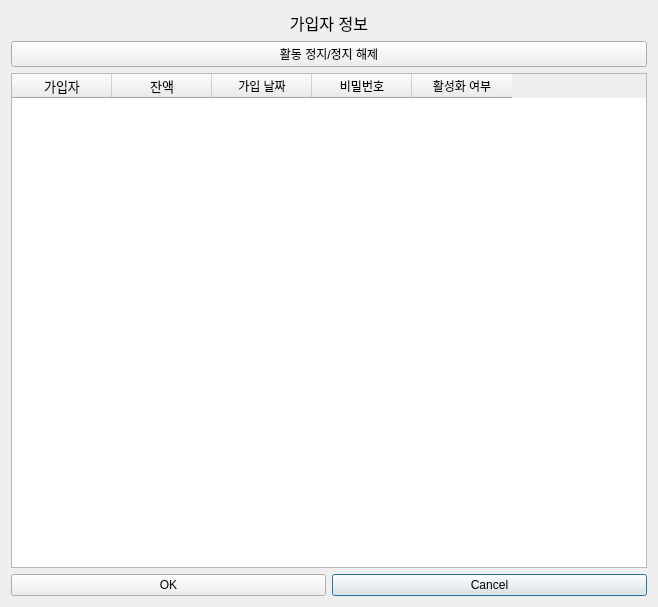
Qt form form/meminfodialog.ui (hyeon-h/QBanker-System) before a commit.
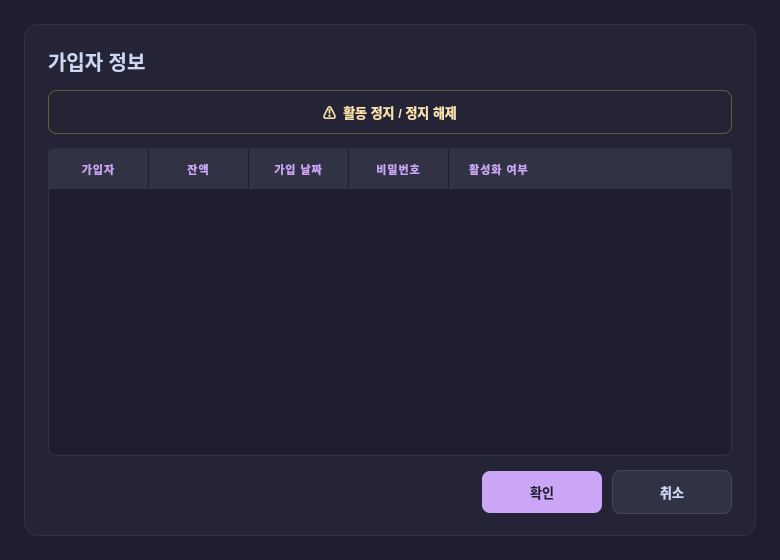
The same form after that commit.

Commit message: develop : UI end

```diff
--- a/form/meminfodialog.ui
+++ b/form/meminfodialog.ui
@@ -6,16 +6,188 @@
    <rect>
     <x>0</x>
     <y>0</y>
-    <width>658</width>
-    <height>607</height>
+    <width>780</width>
+    <height>560</height>
    </rect>
   </property>
+  <property name="minimumSize">
+   <size>
+    <width>640</width>
+    <height>480</height>
+   </size>
+  </property>
   <property name="windowTitle">
-   <string>Dialog</string>
+   <string>가입자 정보</string>
+  </property>
+  <property name="styleSheet">
+   <string notr="true">
+QDialog {
+    background-color: #1e1e2e;
+}
+QWidget {
+    color: #cdd6f4;
+    font-family: &quot;Segoe UI&quot;, &quot;Malgun Gothic&quot;, sans-serif;
+    font-size: 13px;
+}
+QWidget#card {
+    background-color: #242436;
+    border: 1px solid #313244;
+    border-radius: 14px;
+}
+QLabel {
+    color: #a6adc8;
+    font-weight: 500;
+    background: transparent;
+}
+QLabel#label {
+    color: #cdd6f4;
+    font-size: 20px;
+    font-weight: 700;
+    background: transparent;
+}
+/* Buttons */
+QPushButton {
+    background-color: #313244;
+    color: #cdd6f4;
+    border: 1px solid #45475a;
+    border-radius: 8px;
+    padding: 10px 20px;
+    font-weight: 600;
+    min-height: 22px;
+}
+QPushButton:hover {
+    background-color: #45475a;
+    border: 1px solid #cba6f7;
+}
+QPushButton:pressed {
+    background-color: #585b70;
+}
+/* 활동 정지/해제 - 경고성 액션 (오렌지 톤) */
+QPushButton#pushButton_3 {
+    background-color: transparent;
+    color: #f9e2af;
+    border: 1px solid #6e5a3a;
+    font-weight: 600;
+}
+QPushButton#pushButton_3:hover {
+    background-color: #3a3224;
+    border: 1px solid #f9e2af;
+    color: #ffe9b0;
+}
+QPushButton#pushButton_3:pressed {
+    background-color: #4a3f2a;
+}
+/* OK - Primary */
+QPushButton#pushButton {
+    background-color: #cba6f7;
+    color: #1e1e2e;
+    border: none;
+}
+QPushButton#pushButton:hover {
+    background-color: #d9bef8;
+}
+QPushButton#pushButton:pressed {
+    background-color: #b093e8;
+}
+/* Table */
+QTableWidget {
+    background-color: #1e1e2e;
+    alternate-background-color: #242436;
+    color: #cdd6f4;
+    gridline-color: #313244;
+    border: 1px solid #313244;
+    border-radius: 8px;
+    selection-background-color: #cba6f7;
+    selection-color: #1e1e2e;
+    outline: none;
+}
+QTableWidget::item {
+    padding: 6px;
+    border: none;
+}
+QTableWidget::item:selected {
+    background-color: #cba6f7;
+    color: #1e1e2e;
+}
+QHeaderView::section {
+    background-color: #313244;
+    color: #cba6f7;
+    padding: 8px;
+    border: none;
+    border-right: 1px solid #1e1e2e;
+    font-weight: 700;
+    font-size: 11px;
+    letter-spacing: 1px;
+}
+QHeaderView::section:last {
+    border-right: none;
+}
+QHeaderView {
+    background-color: #313244;
+}
+QTableView QTableCornerButton::section {
+    background-color: #313244;
+    border: none;
+}
+QTableCornerButton::section {
+    background-color: #313244;
+    border: none;
+}
+/* Scrollbar */
+QScrollBar:vertical {
+    background: #1e1e2e;
+    width: 10px;
+    margin: 0;
+    border-radius: 5px;
+}
+QScrollBar::handle:vertical {
+    background: #45475a;
+    border-radius: 5px;
+    min-height: 20px;
+}
+QScrollBar::handle:vertical:hover {
+    background: #585b70;
+}
+QScrollBar::add-line:vertical, QScrollBar::sub-line:vertical {
+    height: 0;
+}
+QScrollBar:horizontal {
+    background: #1e1e2e;
+    height: 10px;
+    margin: 0;
+    border-radius: 5px;
+}
+QScrollBar::handle:horizontal {
+    background: #45475a;
+    border-radius: 5px;
+    min-width: 20px;
+}
+QScrollBar::handle:horizontal:hover {
+    background: #585b70;
+}
+QScrollBar::add-line:horizontal, QScrollBar::sub-line:horizontal {
+    width: 0;
+}
+   </string>
   </property>
   <layout class="QVBoxLayout" name="verticalLayout">
+   <property name="leftMargin"><number>24</number></property>
+   <property name="topMargin"><number>24</number></property>
+   <property name="rightMargin"><number>24</number></property>
+   <property name="bottomMargin"><number>24</number></property>
+   <property name="spacing"><number>14</number></property>
+   <item>
+    <widget class="QWidget" name="card" native="true">
+     <layout class="QVBoxLayout" name="cardLayout">
+      <property name="leftMargin"><number>24</number></property>
+      <property name="topMargin"><number>22</number></property>
+      <property name="rightMargin"><number>24</number></property>
+      <property name="bottomMargin"><number>22</number></property>
+      <property name="spacing"><number>14</number></property>
    <item>
     <layout class="QGridLayout" name="gridLayout">
+        <property name="horizontalSpacing"><number>10</number></property>
+        <property name="verticalSpacing"><number>14</number></property>
      <item row="0" column="0" colspan="2">
       <widget class="QLabel" name="label">
        <property name="font">
@@ -27,33 +199,25 @@
         <string>가입자 정보</string>
        </property>
        <property name="alignment">
-        <set>Qt::AlignmentFlag::AlignCenter</set>
-       </property>
-      </widget>
-     </item>
-     <item row="3" column="1">
-      <widget class="QPushButton" name="pushButton_2">
-       <property name="text">
-        <string>Cancel</string>
-       </property>
-      </widget>
-     </item>
-     <item row="3" column="0">
-      <widget class="QPushButton" name="pushButton">
-       <property name="text">
-        <string>OK</string>
+           <set>Qt::AlignmentFlag::AlignLeft|Qt::AlignmentFlag::AlignVCenter</set>
        </property>
       </widget>
      </item>
      <item row="1" column="0" colspan="2">
       <widget class="QPushButton" name="pushButton_3">
        <property name="text">
-        <string>활동 정지/정지 해제</string>
+           <string>⚠  활동 정지 / 정지 해제</string>
+          </property>
+          <property name="cursor">
+           <cursorShape>PointingHandCursor</cursorShape>
        </property>
       </widget>
      </item>
      <item row="2" column="0" colspan="2">
       <widget class="QTableWidget" name="tableWidget">
+          <property name="alternatingRowColors">
+           <bool>true</bool>
+          </property>
        <property name="selectionMode">
         <enum>QAbstractItemView::SelectionMode::SingleSelection</enum>
        </property>
@@ -97,7 +261,51 @@
        </column>
       </widget>
      </item>
-    </layout>
+        <item row="3" column="0">
+         <spacer name="buttonLeftSpacer">
+          <property name="orientation">
+           <enum>Qt::Orientation::Horizontal</enum>
+          </property>
+          <property name="sizeHint" stdset="0">
+           <size><width>40</width><height>20</height></size>
+          </property>
+         </spacer>
+        </item>
+        <item row="3" column="1">
+         <layout class="QHBoxLayout" name="buttonLayout">
+          <property name="spacing"><number>10</number></property>
+          <item>
+           <widget class="QPushButton" name="pushButton">
+            <property name="minimumSize">
+             <size><width>120</width><height>0</height></size>
+            </property>
+            <property name="text">
+             <string>확인</string>
+            </property>
+            <property name="cursor">
+             <cursorShape>PointingHandCursor</cursorShape>
+            </property>
+           </widget>
+          </item>
+          <item>
+           <widget class="QPushButton" name="pushButton_2">
+            <property name="minimumSize">
+             <size><width>120</width><height>0</height></size>
+            </property>
+            <property name="text">
+             <string>취소</string>
+            </property>
+            <property name="cursor">
+             <cursorShape>PointingHandCursor</cursorShape>
+            </property>
+           </widget>
+          </item>
+         </layout>
+        </item>
+       </layout>
+      </item>
+     </layout>
+    </widget>
    </item>
   </layout>
  </widget>
```
Lines whose indentation alone changed are shown as unchanged. The commit also changes 3 other files.
